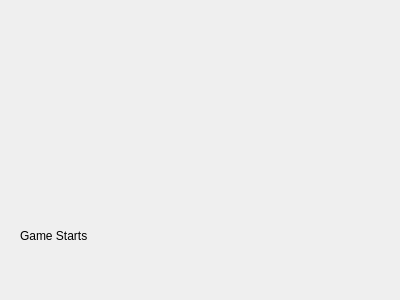
Above: matchscreen.ui from walsh06/grifball before the change. Below: the same form after it.
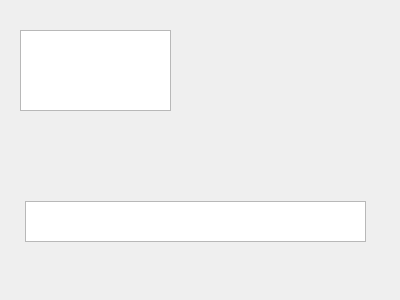
That is the form after the change.

Patch:
```diff
--- a/matchscreen.ui
+++ b/matchscreen.ui
@@ -13,17 +13,24 @@
   <property name="windowTitle">
    <string>Form</string>
   </property>
-  <widget class="QLabel" name="mainOutput">
+  <widget class="QTextBrowser" name="killfeed">
    <property name="geometry">
     <rect>
      <x>20</x>
-     <y>190</y>
-     <width>351</width>
-     <height>91</height>
+     <y>30</y>
+     <width>151</width>
+     <height>81</height>
     </rect>
    </property>
-   <property name="text">
-    <string>Game Starts</string>
+  </widget>
+  <widget class="QTextBrowser" name="mainOutput">
+   <property name="geometry">
+    <rect>
+     <x>25</x>
+     <y>201</y>
+     <width>341</width>
+     <height>41</height>
+    </rect>
    </property>
   </widget>
  </widget>
```
